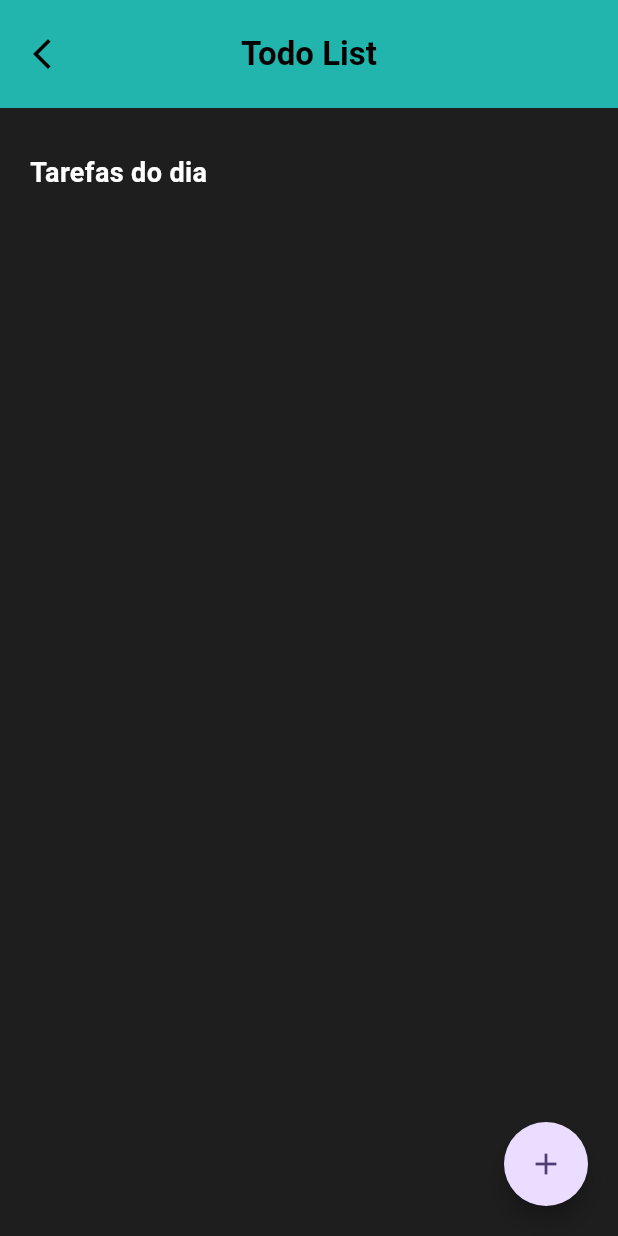
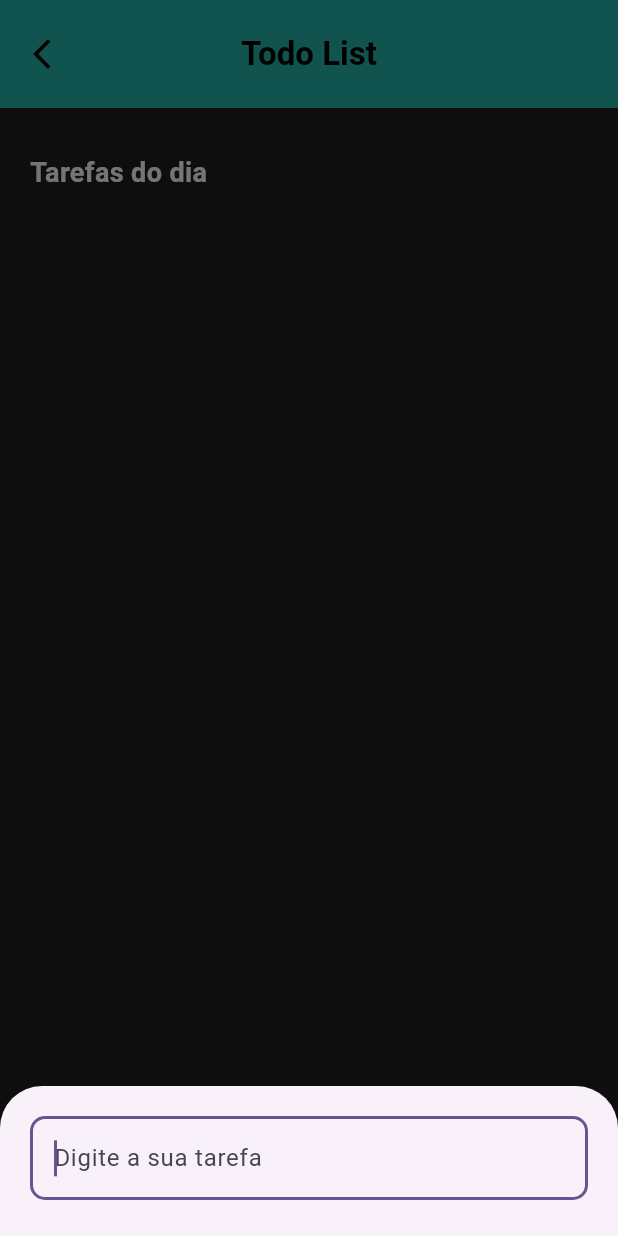
Before and after one commit to GabrielVasco13/todo_mvvm, a Flutter app: the screen it shows after launch, after a tap on the "add" icon, on a phone screen of 412 x 824 dp. Run offline on Flutter 3.47's test engine with Material 3 defaults, Android fonts, the phone set to English and light mode, and no system bars.

Commit message:
feat: now, the project is on the MVVM

```diff
--- a/lib/app/model/todo_model.dart
+++ b/lib/app/model/todo_model.dart
@@ -1,9 +1,9 @@
 class TodoModel {
   String title;
-  bool isDone;
+  bool isChecked;
 
   TodoModel({
     required this.title,
-    required this.isDone,
+    required this.isChecked,
   });
 }
--- a/lib/app/view/todo_view.dart
+++ b/lib/app/view/todo_view.dart
@@ -1,6 +1,7 @@
 import 'package:flutter/material.dart';
+import 'package:todo_app_mvvm/app/view/widgets/button_floating_widget.dart';
+import 'package:todo_app_mvvm/app/view/widgets/task_item_widget.dart';
 import 'package:todo_app_mvvm/app/viewModel/todo_view_model.dart';
-import 'package:todo_app_mvvm/app/viewModel/widgets/floating_button.dart';
 
 class TodoView extends StatefulWidget {
   const TodoView({super.key});
@@ -56,13 +57,28 @@ class _TodoViewState extends State<TodoView> {
             child: ListenableBuilder(
               listenable: controller,
               builder: (context, child) {
-                return const Row(
-                  children: [],
+                return ListView.builder(
+                  itemCount: controller.todos.length,
+                  itemBuilder: (context, index) {
+                    return TaskItemWidget(
+                      index: index,
+                      title: controller.todos[index].title,
+                      isChecked: controller.todos[index].isChecked,
+                      onPressed: () {
+                        controller.checked(index);
+                      },
+                      submit: (value) {
+                        controller.putTodo(index, value);
+                      },
+                    );
+                  },
                 );
               },
             ),
           ),
-          const FloatingButton(),
+          ButtonFloating(
+            onSubmitted: controller.postTodo,
+          )
         ],
       ),
     );
--- /dev/null
+++ b/lib/app/view/widgets/button_floating_widget.dart
@@ -0,0 +1,58 @@
+import 'package:flutter/material.dart';
+
+class ButtonFloating extends StatelessWidget {
+  final Function(String value) onSubmitted;
+  const ButtonFloating({super.key, required this.onSubmitted});
+
+  @override
+  Widget build(BuildContext context) {
+    return Container(
+      margin: const EdgeInsets.only(right: 20, bottom: 20),
+      alignment: Alignment.bottomRight,
+      child: FloatingActionButton(
+        backgroundColor: const Color.fromRGBO(34, 181, 173, 1),
+        shape: ShapeBorder.lerp(
+          const CircleBorder(),
+          const StadiumBorder(),
+          0.5,
+        ),
+        child: const Icon(Icons.add),
+        onPressed: () {
+          showModalBottomSheet(
+            context: context,
+            builder: (context) {
+              return Container(
+                padding: const EdgeInsets.only(
+                  left: 20,
+                  right: 20,
+                  top: 20,
+                ),
+                margin: EdgeInsets.only(
+                  bottom: MediaQuery.of(context).viewInsets.bottom,
+                ),
+                height: 100,
+                width: double.infinity,
+                child: TextField(
+                  textInputAction: TextInputAction.go,
+                  onSubmitted: (value) {
+                    onSubmitted(value);
+                    Navigator.of(context).pop();
+                  },
+                  autofocus: true,
+                  decoration: const InputDecoration(
+                    hintText: 'Digite a sua tarefa',
+                    border: OutlineInputBorder(
+                      borderRadius: BorderRadius.all(
+                        Radius.circular(10),
+                      ),
+                    ),
+                  ),
+                ),
+              );
+            },
+          );
+        },
+      ),
+    );
+  }
+}
--- a/lib/app/viewModel/widgets/floating_button.dart
+++ /dev/null
@@ -1,37 +0,0 @@
-import 'package:flutter/material.dart';
-import 'package:todo_app_mvvm/app/model/todo_model.dart';
-import 'package:todo_app_mvvm/app/viewModel/todo_view_model.dart';
-
-class FloatingButton extends StatelessWidget {
-  const FloatingButton({super.key});
-
-  @override
-  Widget build(BuildContext context) {
-    TodoViewModel controller = TodoViewModel();
-
-    return Padding(
-      padding: const EdgeInsets.only(right: 20, bottom: 20),
-      child: Align(
-        alignment: Alignment.bottomRight,
-        child: FloatingActionButton(
-          onPressed: () {
-            controller.postTodo(
-              TodoModel(
-                title: 'Nova tarefa',
-                isDone: false,
-              ),
-            );
-          },
-          shape: ShapeBorder.lerp(
-            RoundedRectangleBorder(
-              borderRadius: BorderRadius.circular(32),
-            ),
-            const CircleBorder(),
-            0.5,
-          ),
-          child: const Icon(Icons.add),
-        ),
-      ),
-    );
-  }
-}
```
Also changed, not shown: lib/app/view/widgets/task_item_widget.dart (added, +79 -0 lines), lib/app/viewModel/todo_view_model.dart (+8 -10 lines).
